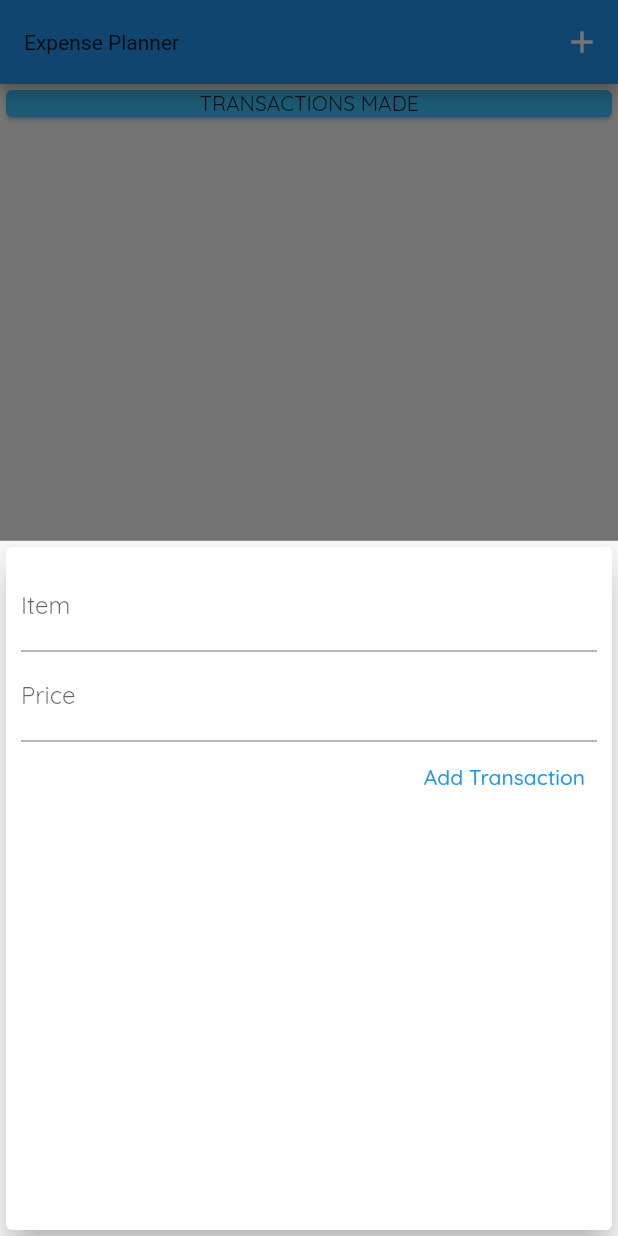
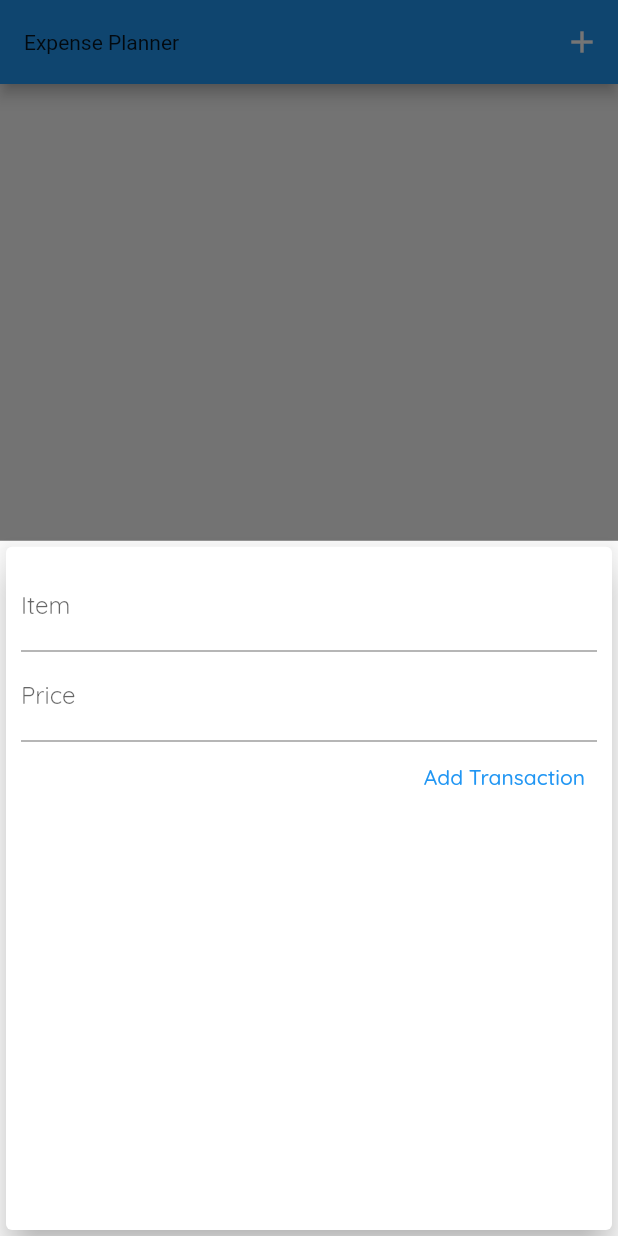
Before and after one commit to dwnlglendale/expense_planner, a Flutter app: the screen it shows after launch, after a tap on the "add" icon, on a phone screen of 412 x 824 dp. Run offline on Flutter 3.47's test engine with Material 2 defaults, Android fonts, the phone set to English and light mode, and no system bars.

Commit message:
added weekly chart widget

```diff
--- a/lib/main.dart
+++ b/lib/main.dart
@@ -1,8 +1,10 @@
+import 'package:expense_planner/widgets/chart.dart';
 import 'package:flutter/cupertino.dart';
 import 'package:flutter/material.dart';
 import './widgets/new_transaction.dart';
 import './models/transaction.dart';
 import './widgets/transaction_list.dart';
+import './widgets/chart.dart';
 
 void main() => runApp(const MyApp());
 
@@ -51,6 +53,17 @@ class _MyHomePageState extends State<MyHomePage> {
     //     price: 59.99),
   ];
 
+  List <Transaction> get _recentTransactions {
+    return _userTransactions.where((tx){
+      return tx.date.isAfter(
+        DateTime.now().subtract(
+          Duration(days: 7),
+        ),
+      );
+    }
+    ).toList();
+  }
+
   //function to add user input
   void _addNewTransaction(String txItem, double txPrice) {
     final newTx = Transaction(
@@ -94,12 +107,7 @@ class _MyHomePageState extends State<MyHomePage> {
         child: Column(
           mainAxisAlignment: MainAxisAlignment.start,
           children: [
-            const Card(
-              color: Colors.lightBlueAccent,
-              child: Center(
-                child: Text('TRANSACTIONS MADE'),
-              ),
-            ),
+            Chart(recentTransactions: _recentTransactions),
             TransactionList(transactions: _userTransactions)
           ],
         ),
--- /dev/null
+++ b/lib/widgets/chart.dart
@@ -0,0 +1,42 @@
+import 'package:expense_planner/models/transaction.dart';
+import 'package:flutter/material.dart';
+import 'package:intl/intl.dart';
+
+
+class Chart extends StatelessWidget {
+  const Chart({Key? key, required this.recentTransactions}) : super(key: key);
+
+  final List<Transaction> recentTransactions;
+
+  List <Map <String, Object>> get groupedTransactionValues {
+    return List.generate(7, (index){
+      final weekDay = DateTime.now().subtract(Duration(days: index), );
+      var totalSum = 0.0;
+
+      for (var i = 0; i < recentTransactions.length; i++){
+        if (
+            recentTransactions[i].date.day == weekDay.day &&
+            recentTransactions[i].date.month == weekDay.month &&
+            recentTransactions[i].date.year == weekDay.year
+        ) {
+          totalSum += recentTransactions[i].price;
+        }
+      }
+
+      print(DateFormat.E(weekDay));
+      print(totalSum);
+
+      return {
+        'day': DateFormat.E(weekDay), 'amount': totalSum,};
+    });
+  }
+
+  @override
+  Widget build(BuildContext context) {
+    return  Card(
+      elevation: 6,
+      margin: const EdgeInsets.all(20),
+      child: Row(children: [],),
+    );
+  }
+}
```
